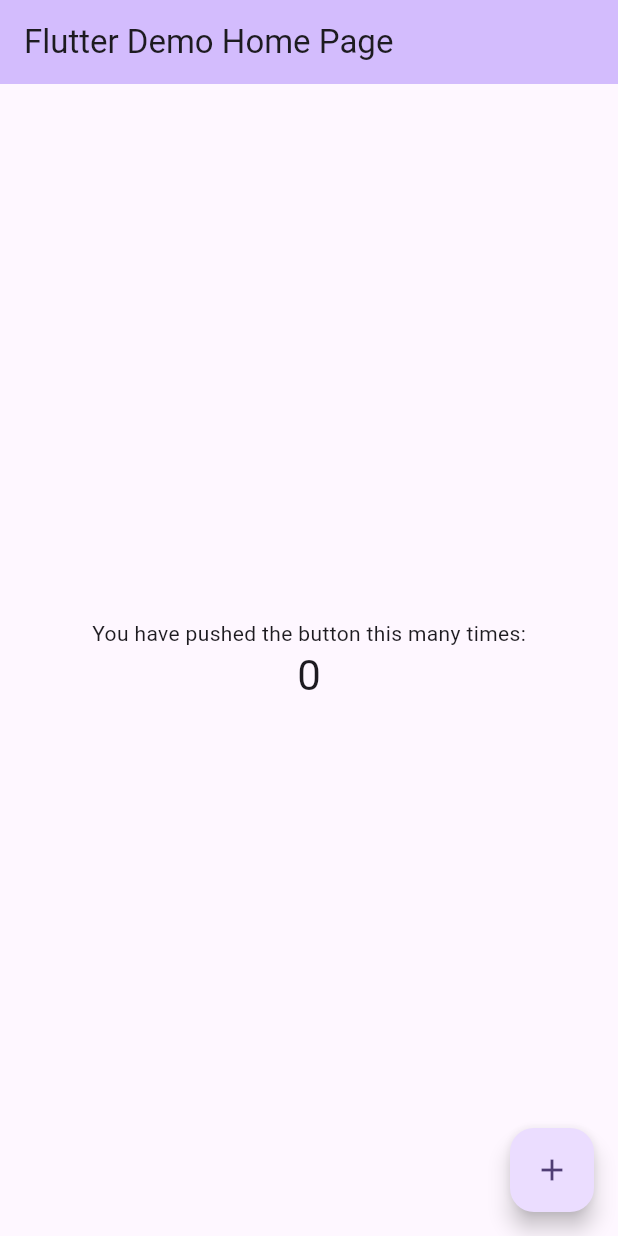
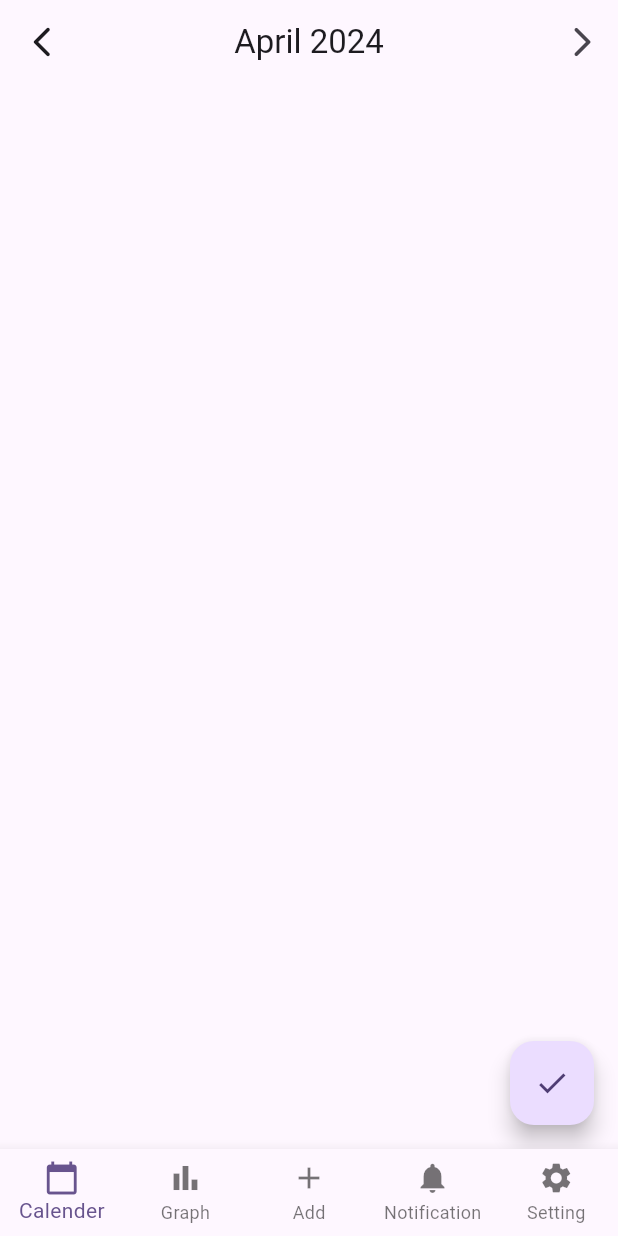
Before and after one commit to senioris/housework_client, a Flutter app: the screen it shows after launch, on a phone screen of 412 x 824 dp. Run offline on Flutter 3.47's test engine with Material 3 defaults, Android fonts, the phone set to English and light mode, and no system bars; our stand-ins replace flutter_hooks, hooks_riverpod.

Commit message:
in progress

```diff
--- a/lib/main.dart
+++ b/lib/main.dart
@@ -1,125 +1,9 @@
 import 'package:flutter/material.dart';
+import 'package:houseworks/presentation/app.dart';
+import 'package:hooks_riverpod/hooks_riverpod.dart';
 
 void main() {
-  runApp(const MyApp());
+  runApp(
+    const ProviderScope(child: MyApp())
+  );
 }
-
-class MyApp extends StatelessWidget {
-  const MyApp({super.key});
-
-  // This widget is the root of your application.
-  @override
-  Widget build(BuildContext context) {
-    return MaterialApp(
-      title: 'Flutter Demo',
-      theme: ThemeData(
-        // This is the theme of your application.
-        //
-        // TRY THIS: Try running your application with "flutter run". You'll see
-        // the application has a purple toolbar. Then, without quitting the app,
-        // try changing the seedColor in the colorScheme below to Colors.green
-        // and then invoke "hot reload" (save your changes or press the "hot
-        // reload" button in a Flutter-supported IDE, or press "r" if you used
-        // the command line to start the app).
-        //
-        // Notice that the counter didn't reset back to zero; the application
-        // state is not lost during the reload. To reset the state, use hot
-        // restart instead.
-        //
-        // This works for code too, not just values: Most code changes can be
-        // tested with just a hot reload.
-        colorScheme: ColorScheme.fromSeed(seedColor: Colors.deepPurple),
-        useMaterial3: true,
-      ),
-      home: const MyHomePage(title: 'Flutter Demo Home Page'),
-    );
-  }
-}
-
-class MyHomePage extends StatefulWidget {
-  const MyHomePage({super.key, required this.title});
-
-  // This widget is the home page of your application. It is stateful, meaning
-  // that it has a State object (defined below) that contains fields that affect
-  // how it looks.
-
-  // This class is the configuration for the state. It holds the values (in this
-  // case the title) provided by the parent (in this case the App widget) and
-  // used by the build method of the State. Fields in a Widget subclass are
-  // always marked "final".
-
-  final String title;
-
-  @override
-  State<MyHomePage> createState() => _MyHomePageState();
-}
-
-class _MyHomePageState extends State<MyHomePage> {
-  int _counter = 0;
-
-  void _incrementCounter() {
-    setState(() {
-      // This call to setState tells the Flutter framework that something has
-      // changed in this State, which causes it to rerun the build method below
-      // so that the display can reflect the updated values. If we changed
-      // _counter without calling setState(), then the build method would not be
-      // called again, and so nothing would appear to happen.
-      _counter++;
-    });
-  }
-
-  @override
-  Widget build(BuildContext context) {
-    // This method is rerun every time setState is called, for instance as done
-    // by the _incrementCounter method above.
-    //
-    // The Flutter framework has been optimized to make rerunning build methods
-    // fast, so that you can just rebuild anything that needs updating rather
-    // than having to individually change instances of widgets.
-    return Scaffold(
-      appBar: AppBar(
-        // TRY THIS: Try changing the color here to a specific color (to
-        // Colors.amber, perhaps?) and trigger a hot reload to see the AppBar
-        // change color while the other colors stay the same.
-        backgroundColor: Theme.of(context).colorScheme.inversePrimary,
-        // Here we take the value from the MyHomePage object that was created by
-        // the App.build method, and use it to set our appbar title.
-        title: Text(widget.title),
-      ),
-      body: Center(
-        // Center is a layout widget. It takes a single child and positions it
-        // in the middle of the parent.
-        child: Column(
-          // Column is also a layout widget. It takes a list of children and
-          // arranges them vertically. By default, it sizes itself to fit its
-          // children horizontally, and tries to be as tall as its parent.
-          //
-          // Column has various properties to control how it sizes itself and
-          // how it positions its children. Here we use mainAxisAlignment to
-          // center the children vertically; the main axis here is the vertical
-          // axis because Columns are vertical (the cross axis would be
-          // horizontal).
-          //
-          // TRY THIS: Invoke "debug painting" (choose the "Toggle Debug Paint"
-          // action in the IDE, or press "p" in the console), to see the
-          // wireframe for each widget.
-          mainAxisAlignment: MainAxisAlignment.center,
-          children: <Widget>[
-            const Text(
-              'You have pushed the button this many times:',
-            ),
-            Text(
-              '$_counter',
-              style: Theme.of(context).textTheme.headlineMedium,
-            ),
-          ],
-        ),
-      ),
-      floatingActionButton: FloatingActionButton(
-        onPressed: _incrementCounter,
-        tooltip: 'Increment',
-        child: const Icon(Icons.add),
-      ), // This trailing comma makes auto-formatting nicer for build methods.
-    );
-  }
-}
--- /dev/null
+++ b/lib/presentation/app.dart
@@ -0,0 +1,21 @@
+import 'package:flutter/material.dart';
+import 'package:hooks_riverpod/hooks_riverpod.dart';
+import 'package:houseworks/presentation/page/home_page.dart';
+
+class MyApp extends HookConsumerWidget {
+  const MyApp({super.key});
+
+  // This widget is the root of your application.
+  @override
+  Widget build(BuildContext context, WidgetRef ref) {
+    return MaterialApp(
+      title: 'Houseworks',
+      debugShowCheckedModeBanner: false,
+      theme: ThemeData(
+        colorScheme: ColorScheme.fromSeed(seedColor: Colors.deepPurple),
+        useMaterial3: true,
+      ),
+      home: HomePage(),
+    );
+  }
+}
--- /dev/null
+++ b/lib/presentation/page/calender/calendar_page.dart
@@ -0,0 +1,43 @@
+import 'package:flutter/material.dart';
+import 'package:flutter_hooks/flutter_hooks.dart';
+import 'package:hooks_riverpod/hooks_riverpod.dart';
+import 'package:intl/intl.dart';
+
+class CalendarPage extends HookConsumerWidget {
+  const CalendarPage({super.key});
+
+  @override
+  Widget build(BuildContext context, WidgetRef ref) {
+    final DateTime now = DateTime.now();
+    final month = useState(now);
+    return Scaffold(
+      appBar: AppBar(
+        title: Text(
+            "${DateFormat(DateFormat.MONTH).format(month.value)} ${DateFormat(DateFormat.YEAR).format(month.value)}"),
+        centerTitle: true,
+        leading: IconButton(
+          icon: const Icon(Icons.arrow_back_ios_new_rounded),
+          onPressed: () {
+            month.value = DateTime(month.value.year, month.value.month - 1);
+          },
+        ),
+        actions: [
+          IconButton(
+            icon: const Icon(Icons.arrow_forward_ios_rounded),
+            onPressed: () {
+              if ((month.value.year == now.year &&
+                      month.value.month < now.month) ||
+                  (month.value.year < now.year)) {
+                month.value = DateTime(month.value.year, month.value.month + 1);
+              }
+            },
+          ),
+        ],
+      ),
+      floatingActionButton: FloatingActionButton(
+        onPressed: () {},
+        child: const Icon(Icons.check),
+      )
+    );
+  }
+}
--- /dev/null
+++ b/lib/presentation/page/home_page.dart
@@ -0,0 +1,65 @@
+import 'package:flutter/material.dart';
+import 'package:hooks_riverpod/hooks_riverpod.dart';
+import 'package:houseworks/presentation/page/calender/calendar_page.dart';
+
+final currentIndexProvider = StateProvider<int>((_) => IndexMode.calendar.index);
+
+/// インデックスモード
+enum IndexMode {
+  /// カレンダー（デフォルト）
+  calendar,
+  graph,
+  add,
+  notification,
+  setting
+}
+
+class HomePage extends HookConsumerWidget {
+  final List<Widget> _children = [
+    const CalendarPage(),
+    const CalendarPage(),
+    const CalendarPage(),
+    const CalendarPage(),
+    const CalendarPage(),
+  ];
+
+  HomePage({super.key});
+
+  @override
+  Widget build(BuildContext context, WidgetRef ref) {
+    final index = ref.watch(currentIndexProvider);
+    return Scaffold(
+      body: _children[index],
+      bottomNavigationBar: BottomNavigationBar(
+        onTap: (index) => {
+          ref.watch(currentIndexProvider.notifier).state = index
+        },
+        currentIndex: index,
+        items: const [
+          BottomNavigationBarItem(
+            icon: Icon(Icons.calendar_today),
+            label: 'Calender',
+          ),
+          BottomNavigationBarItem(
+            icon: Icon(Icons.bar_chart),
+            label: 'Graph',
+          ),
+          BottomNavigationBarItem(
+            icon: Icon(Icons.add),
+            label: 'Add',
+
+          ),
+          BottomNavigationBarItem(
+            icon: Icon(Icons.notifications),
+            label: 'Notification',
+          ),
+          BottomNavigationBarItem(
+            icon: Icon(Icons.settings),
+            label: 'Setting',
+          ),
+        ],
+        type: BottomNavigationBarType.fixed,
+      ),
+    );
+  }
+}
```
Also changed, not shown: pubspec.yaml (+9 -0 lines), assets/images/launcher/icon_adaptive_background.png (added), assets/images/launcher/icon_adaptive_foreground.png (added), assets/images/launcher/icon_ios.png (added), pubspec.lock, 40 other files.
